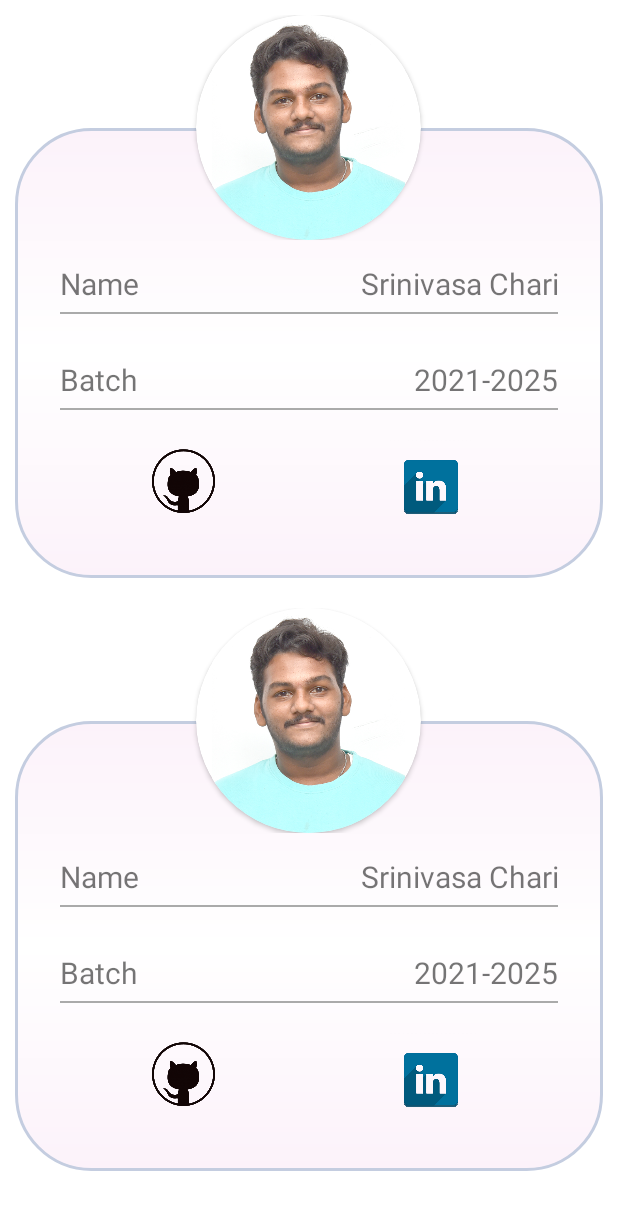
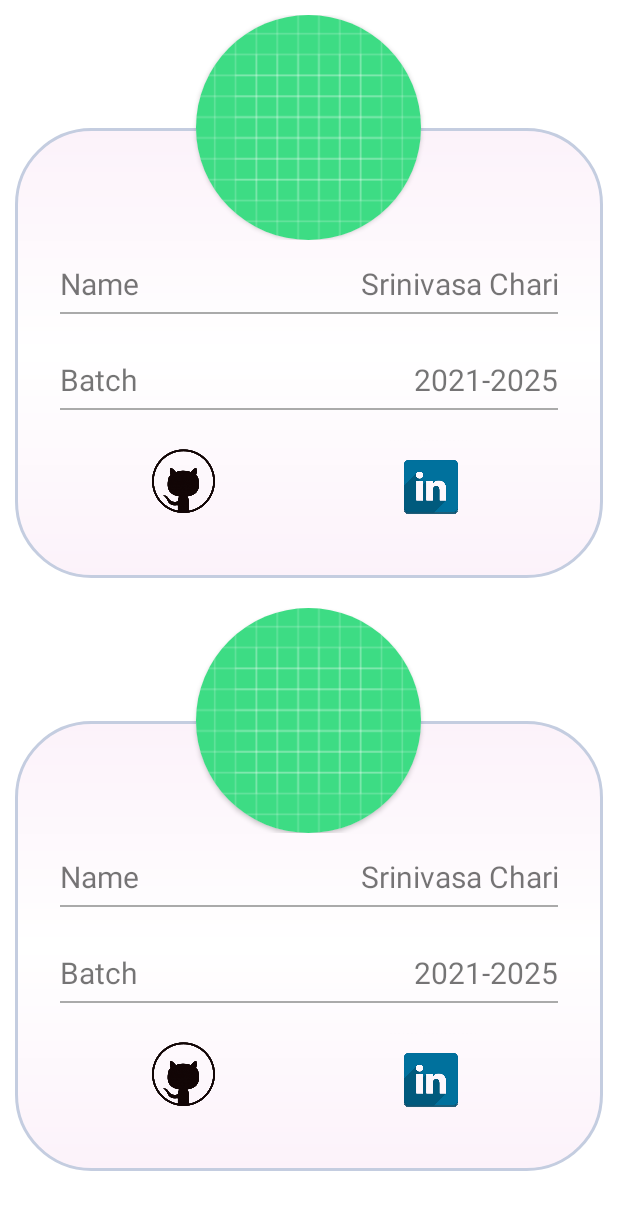
Before and after one commit to chari6268/Developer_card, an Android app: the screen it shows after launch (MainActivity), on a phone screen of 412 x 824 dp. Shown: the top 1210 px of the screen. Run offline under Robolectric (Android 15) with nearby library versions, the phone set to English and light mode, and no system bars.

Commit message:
update with user image in the form of .setImageResource formate

```diff
--- a/app/Developer_card/src/main/java/com/chari6268/developer_card/UserDetails.java
+++ b/app/Developer_card/src/main/java/com/chari6268/developer_card/UserDetails.java
@@ -1,16 +1,24 @@
 package com.chari6268.developer_card;
+
+import android.widget.ImageView;
 
 public class UserDetails {
     private String name;
     private String batch;
     private String githubUrl;
     private String linkedinUrl;
+    private int imageView;
 
-    public UserDetails(String name, String batch, String githubUrl, String linkedinUrl) {
+    public UserDetails(String name, String batch, String githubUrl, String linkedinUrl,int imageView) {
         this.name = name;
         this.batch = batch;
         this.githubUrl = githubUrl;
         this.linkedinUrl = linkedinUrl;
+        this.imageView = imageView;
+    }
+
+    public int getImageView() {
+        return imageView;
     }
 
     public String getName() {
--- a/app/Developer_card/src/main/java/com/chari6268/developer_card/UserDetailsView.java
+++ b/app/Developer_card/src/main/java/com/chari6268/developer_card/UserDetailsView.java
@@ -12,7 +12,7 @@ import androidx.constraintlayout.widget.ConstraintLayout;
 
 public class UserDetailsView extends ConstraintLayout {
     private TextView nameTextView, batchTextView;
-    private ImageView githubTextView, linkedinTextView;
+    private ImageView githubTextView, linkedinTextView, ProfileView;
 
     public UserDetailsView(Context context, AttributeSet attrs) {
         super(context, attrs);
@@ -22,6 +22,7 @@ public class UserDetailsView extends ConstraintLayout {
     private void init(Context context) {
         LayoutInflater.from(context).inflate(R.layout.user_details_layout, this, true);
 
+        ProfileView = findViewById(R.id.chari_profile);
         nameTextView = findViewById(R.id.text_name);
         batchTextView = findViewById(R.id.text_batch);
         githubTextView = findViewById(R.id.chari_github);
@@ -29,6 +30,7 @@ public class UserDetailsView extends ConstraintLayout {
     }
 
     public void setUserDetails(UserDetails userDetails,Context context) {
+        ProfileView.setImageResource(userDetails.getImageView());
         nameTextView.setText(userDetails.getName());
         batchTextView.setText(userDetails.getBatch());
         githubTextView.setOnClickListener(view -> openUrl(context, userDetails.getGithubUrl()));
--- a/app/Developer_card/src/main/res/layout/user_details_layout.xml
+++ b/app/Developer_card/src/main/res/layout/user_details_layout.xml
@@ -115,6 +115,7 @@
             app:cardCornerRadius="100dp"
             android:layout_centerHorizontal="true">
             <ImageView
+                android:id="@+id/chari_profile"
                 android:layout_width="150dp"
                 android:layout_height="150dp"
                 android:src="@drawable/chari" />
--- a/app/src/main/java/com/chari6268/developerdetails/MainActivity.java
+++ b/app/src/main/java/com/chari6268/developerdetails/MainActivity.java
@@ -18,7 +18,8 @@ public class MainActivity extends AppCompatActivity {
                 "Srinivasa Chari",
                 "2021-2025",
                 "https://github.com/chari6268",
-                "https://www.linkedin.com/in/perusomula-srinivasa-chari/"
+                "https://www.linkedin.com/in/perusomula-srinivasa-chari/",
+                R.drawable.ic_launcher_background
         );
 
         UserDetailsView userDetailsView = findViewById(R.id.test);
```
